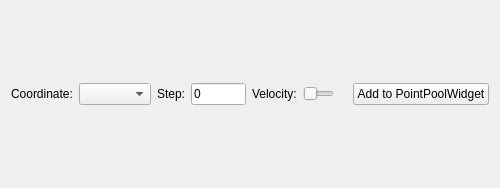
Old version of the form src/ui/setting_panel/setting_panel.ui in the repository jintaoChan/ROS2-general-teaching-pendant.
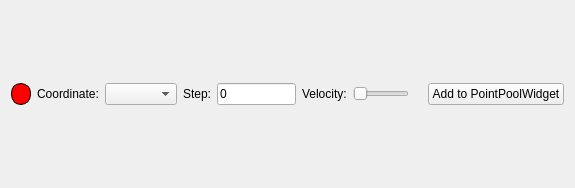
New version of the form.

Commit message: UPDATE: 1. remove moveit dependency 2. add state plot 3. add param identification and external force estimation

Patch:
```diff
--- a/src/ui/setting_panel/setting_panel.ui
+++ b/src/ui/setting_panel/setting_panel.ui
@@ -6,7 +6,7 @@
    <rect>
     <x>0</x>
     <y>0</y>
-    <width>500</width>
+    <width>575</width>
     <height>188</height>
    </rect>
   </property>
@@ -18,6 +18,26 @@
     <layout class="QVBoxLayout" name="verticalLayout_2">
      <item>
       <layout class="QHBoxLayout" name="horizontalLayout">
+       <item>
+        <widget class="QLabel" name="running_state_label">
+         <property name="minimumSize">
+          <size>
+           <width>20</width>
+           <height>20</height>
+          </size>
+         </property>
+         <property name="styleSheet">
+          <string notr="true">QLabel#running_state_label {
+    border-radius: 10px;
+    border: 1px solid black;
+    background-color: red;
+}</string>
+         </property>
+         <property name="text">
+          <string/>
+         </property>
+        </widget>
+       </item>
        <item>
         <widget class="QLabel" name="label_coordinate">
          <property name="text">
```
The commit also changes 119 other files.
